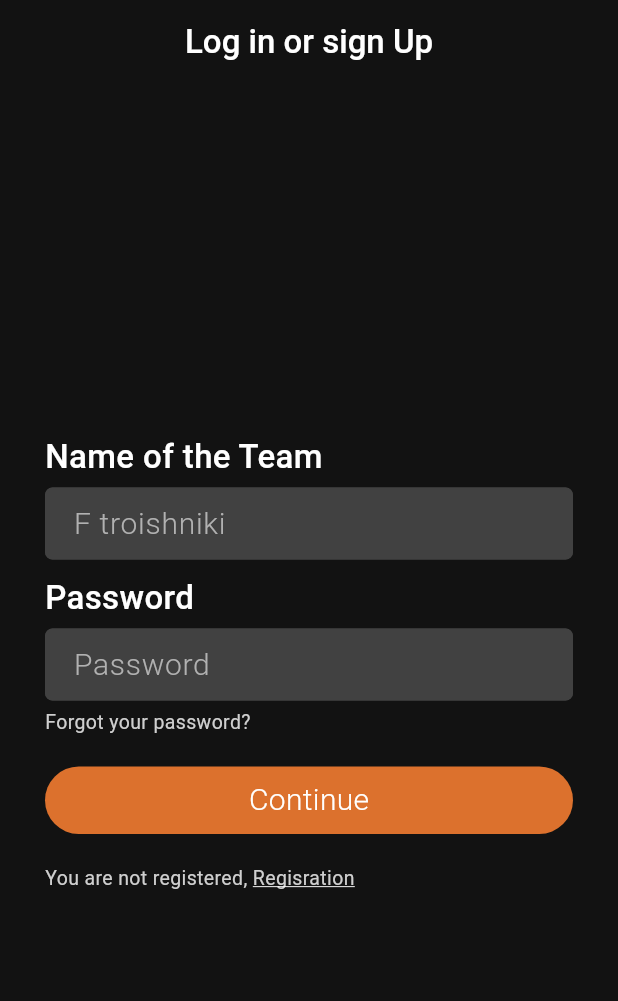
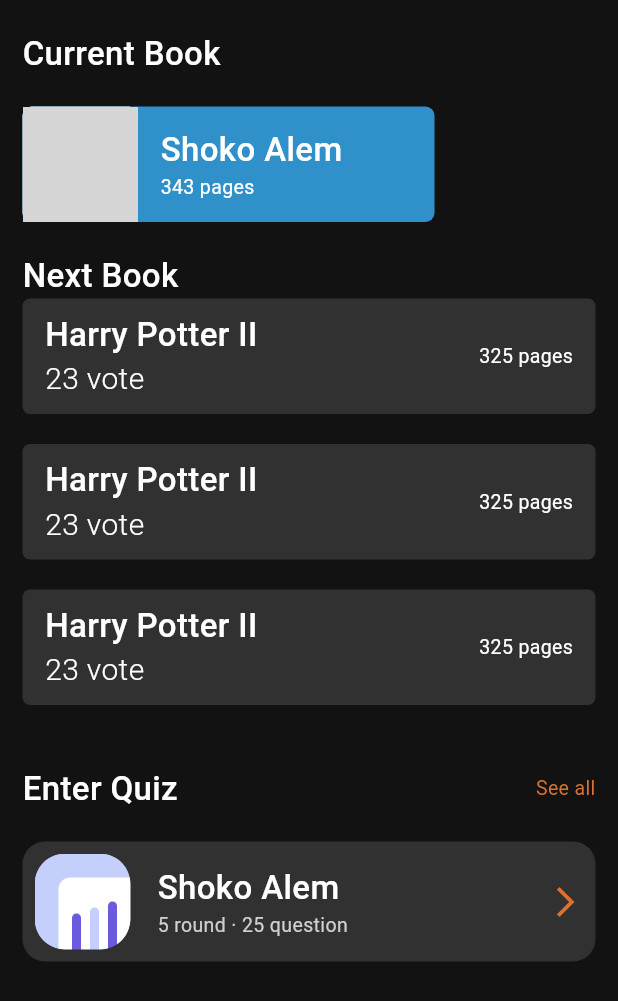
Before and after one commit to mynameisYera/bank-project, a Flutter app: the screen it shows after launch, on a phone screen of 412 x 824 dp. Shown: the top 1001 px of the screen. Run offline on Flutter 3.47's test engine with Material 3 defaults, Android fonts, the phone set to English and light mode, and no system bars; our stand-ins replace flutter_svg; grey boxes are pictures that could not be loaded.

Commit message:
half of main page is done

```diff
--- a/lib/main.dart
+++ b/lib/main.dart
@@ -1,4 +1,5 @@
 import 'package:flutter/material.dart';
+import 'package:gradus/src/features/main/presentation/main_page.dart';
 import 'package:gradus/src/features/unauth/presentation/log_in_page.dart';
 import 'package:gradus/src/features/unauth/presentation/sign_up_page.dart';
 
@@ -15,7 +16,7 @@ class MyApp extends StatelessWidget {
     return SafeArea(
       child: MaterialApp(
         debugShowCheckedModeBanner: false,
-        home: LogInPage(),
+        home: MainPage(),
       ),
     );
   }
--- a/lib/src/core/colors/app_colors.dart
+++ b/lib/src/core/colors/app_colors.dart
@@ -7,4 +7,8 @@ class AppColors {
   static const Color buttonColor = Color(0xffDC712D);
   //secondary section color
   static const Color sectionColor = Color(0xff161616);
+  //blue color
+  static const Color blueColor = Color(0xff3090C9);
+  //not black
+  static const Color notBlack = Color(0xff313131);
 }
--- a/lib/src/core/widgets/custom_appbar.dart
+++ b/lib/src/core/widgets/custom_appbar.dart
@@ -1,38 +1,44 @@
 import 'package:flutter/material.dart';
+import 'package:gradus/src/core/theme/text_theme.dart';
 
-import '../theme/text_theme.dart';
-
-class CustomAppbar extends StatelessWidget implements PreferredSizeWidget {
-  const CustomAppbar({
+class CustomAppBar extends StatelessWidget implements PreferredSizeWidget {
+  final String title;
+  final Color backgroundColor;
+  final List<Widget>? actions;
+  final bool popAble;
+  const CustomAppBar({
     super.key,
     required this.title,
-    required this.leadingIcon,
+    required this.backgroundColor,
+    this.actions,
+    required this.popAble,
   });
-  final String title;
-  final bool leadingIcon;
-
   @override
   Widget build(BuildContext context) {
     return AppBar(
-      leading: leadingIcon
-          ? IconButton(
-              onPressed: () {
-                Navigator.pop(context);
-              },
-              icon: const Icon(
-                Icons.arrow_back_ios_new_outlined,
-                color: Colors.white,
-              ))
-          : null,
-      backgroundColor: Colors.transparent,
       title: Text(
-        "Log in or sign Up",
+        title,
         style: TextStyles.headerText,
       ),
+      leading: popAble
+          ? IconButton(
+              icon: const Icon(
+                Icons.arrow_back_ios_new,
+                color: Colors.white,
+              ),
+              iconSize: 16,
+              onPressed: () {
+                Navigator.of(context).pop();
+              },
+            )
+          : const SizedBox(),
       centerTitle: true,
+      surfaceTintColor: backgroundColor,
+      backgroundColor: backgroundColor,
+      actions: actions,
     );
   }
 
   @override
-  Size get preferredSize => const Size(double.maxFinite, 60);
+  Size get preferredSize => const Size.fromHeight(kToolbarHeight);
 }
--- /dev/null
+++ b/lib/src/features/main/presentation/main_page.dart
@@ -0,0 +1,97 @@
+import 'package:flutter/material.dart';
+import 'package:gradus/src/core/colors/app_colors.dart';
+import 'package:gradus/src/core/theme/text_theme.dart';
+import 'package:gradus/src/features/main/widgets/current_book_widget.dart';
+import 'package:gradus/src/features/main/widgets/enter_quiz_widget.dart';
+import 'package:gradus/src/features/main/widgets/vote_tile_widget.dart';
+
+class MainPage extends StatelessWidget {
+  const MainPage({super.key});
+
+  @override
+  Widget build(BuildContext context) {
+    final List<Map<String, dynamic>> voteTile = [
+      {'bookName': 'Harry Potter II', 'page': 325, 'vote': 23},
+      {'bookName': 'Harry Potter II', 'page': 325, 'vote': 23},
+      {'bookName': 'Harry Potter II', 'page': 325, 'vote': 23},
+    ];
+
+    final Map<String, dynamic> currentBook = {
+      'bookName': 'Shoko Alem',
+      'page': 343,
+      'image': '',
+    };
+    return Scaffold(
+      backgroundColor: AppColors.mainColor,
+      body: SingleChildScrollView(
+        child: Padding(
+          padding: const EdgeInsets.symmetric(horizontal: 15),
+          child: Column(
+            crossAxisAlignment: CrossAxisAlignment.start,
+            children: [
+              SizedBox(
+                height: 20,
+              ),
+              Text(
+                'Current Book',
+                style: TextStyles.headerText,
+              ),
+              SizedBox(
+                height: 20,
+              ),
+              CurrentBookWidget(
+                bookName: currentBook['bookName'],
+                page: currentBook['page'],
+                image: currentBook['image'],
+              ),
+              SizedBox(
+                height: 20,
+              ),
+              Text(
+                'Next Book',
+                style: TextStyles.headerText,
+              ),
+              SizedBox(
+                height: (77 * 3) + (20 * 3),
+                child: ListView.builder(
+                    itemCount: voteTile.length,
+                    itemBuilder: (context, index) {
+                      return VoteTileWidget(
+                          bookName: voteTile[index]['bookName'],
+                          page: voteTile[index]['page'],
+                          vote: voteTile[index]['vote']);
+                    }),
+              ),
+              SizedBox(
+                height: 20,
+              ),
+              Row(
+                mainAxisAlignment: MainAxisAlignment.spaceBetween,
+                children: [
+                  Text(
+                    'Enter Quiz',
+                    style: TextStyles.headerText,
+                  ),
+                  Text(
+                    'See all',
+                    style: TextStyles.miniText
+                        .copyWith(color: AppColors.buttonColor),
+                  )
+                ],
+              ),
+              SizedBox(
+                height: 20,
+              ),
+              EnterQuizWidget(
+                bookName: currentBook['bookName'],
+                round: 5,
+                questions: 25,
+                image: 'assets/images/Frame.png',
+              )
+            ],
+          ),
+        ),
+      ),
+    );
+  }
+}
--- /dev/null
+++ b/lib/src/features/main/widgets/current_book_widget.dart
@@ -0,0 +1,56 @@
+import 'package:flutter/material.dart';
+import 'package:gradus/src/core/colors/app_colors.dart';
+import 'package:gradus/src/core/theme/text_theme.dart';
+
+class CurrentBookWidget extends StatelessWidget {
+  final String image;
+  final String bookName;
+  final int page;
+  const CurrentBookWidget(
+      {super.key,
+      required this.image,
+      required this.bookName,
+      required this.page});
+
+  @override
+  Widget build(BuildContext context) {
+    return Container(
+      width: MediaQuery.of(context).size.width / 1.5,
+      height: 77,
+      decoration: BoxDecoration(
+        color: AppColors.blueColor,
+        borderRadius: BorderRadius.circular(6),
+      ),
+      child: Row(
+        children: [
+          Container(
+            width: 77,
+            height: 77,
+            decoration: BoxDecoration(
+                color: Colors.white,
+                borderRadius: BorderRadius.circular(6),
+                image: DecorationImage(
+                    image: AssetImage(image), fit: BoxFit.cover)),
+          ),
+          SizedBox(
+            width: 15,
+          ),
+          Column(
+            mainAxisAlignment: MainAxisAlignment.center,
+            crossAxisAlignment: CrossAxisAlignment.start,
+            children: [
+              Text(
+                bookName,
+                style: TextStyles.headerText,
+              ),
+              Text(
+                '$page pages',
+                style: TextStyles.miniText.copyWith(color: Colors.white),
+              )
+            ],
+          )
+        ],
+      ),
+    );
+  }
+}
--- /dev/null
+++ b/lib/src/features/main/widgets/enter_quiz_widget.dart
@@ -0,0 +1,64 @@
+import 'package:flutter/material.dart';
+import 'package:gradus/src/core/colors/app_colors.dart';
+import 'package:gradus/src/core/theme/text_theme.dart';
+
+class EnterQuizWidget extends StatelessWidget {
+  final String bookName;
+  final int round;
+  final int questions;
+  final String image;
+  const EnterQuizWidget(
+      {super.key,
+      required this.image,
+      required this.bookName,
+      required this.round,
+      required this.questions});
+
+  @override
+  Widget build(BuildContext context) {
+    return Container(
+      width: double.infinity,
+      height: 80,
+      decoration: BoxDecoration(
+          color: AppColors.notBlack, borderRadius: BorderRadius.circular(15)),
+      child: Padding(
+        padding: const EdgeInsets.symmetric(horizontal: 8.0),
+        child: Row(
+          crossAxisAlignment: CrossAxisAlignment.center,
+          children: [
+            Container(
+              width: 64,
+              height: 64,
+              decoration: BoxDecoration(
+                  borderRadius: BorderRadius.circular(20),
+                  image: DecorationImage(
+                      image: AssetImage(image), fit: BoxFit.cover)),
+            ),
+            SizedBox(
+              width: 18,
+            ),
+            Column(
+              crossAxisAlignment: CrossAxisAlignment.start,
+              mainAxisAlignment: MainAxisAlignment.center,
+              children: [
+                Text(
+                  bookName,
+                  style: TextStyles.headerText,
+                ),
+                Text(
+                  '$round round · $questions question',
+                  style: TextStyles.miniText,
+                )
+              ],
+            ),
+            Expanded(child: SizedBox()),
+            Icon(
+              Icons.arrow_forward_ios,
+              color: AppColors.buttonColor,
+            )
+          ],
+        ),
+      ),
+    );
+  }
+}
--- /dev/null
+++ b/lib/src/features/main/widgets/vote_tile_widget.dart
@@ -0,0 +1,58 @@
+import 'package:flutter/material.dart';
+import 'package:gradus/src/core/colors/app_colors.dart';
+import 'package:gradus/src/core/theme/text_theme.dart';
+
+class VoteTileWidget extends StatefulWidget {
+  final String bookName;
+  final int page;
+  final int vote;
+  const VoteTileWidget(
+      {super.key,
+      required this.bookName,
+      required this.page,
+      required this.vote});
+
+  @override
+  State<VoteTileWidget> createState() => _VoteTileWidgetState();
+}
+
+class _VoteTileWidgetState extends State<VoteTileWidget> {
+  @override
+  Widget build(BuildContext context) {
+    return Padding(
+      padding: const EdgeInsets.only(bottom: 20.0),
+      child: Container(
+        width: double.infinity,
+        height: 77,
+        decoration: BoxDecoration(
+            color: AppColors.notBlack, borderRadius: BorderRadius.circular(5)),
+        child: Padding(
+          padding: const EdgeInsets.symmetric(horizontal: 15.0),
+          child: Row(
+            mainAxisAlignment: MainAxisAlignment.spaceBetween,
+            children: [
+              Column(
+                crossAxisAlignment: CrossAxisAlignment.start,
+                mainAxisAlignment: MainAxisAlignment.center,
+                children: [
+                  Text(
+                    widget.bookName,
+                    style: TextStyles.headerText,
+                  ),
+                  Text(
+                    '${widget.vote} vote',
+                    style: TextStyles.simpleText.copyWith(color: Colors.white),
+                  )
+                ],
+              ),
+              Text(
+                '${widget.page} pages',
+                style: TextStyles.miniText.copyWith(color: Colors.white),
+              )
+            ],
+          ),
+        ),
+      ),
+    );
+  }
+}
--- a/lib/src/features/unauth/presentation/log_in_page.dart
+++ b/lib/src/features/unauth/presentation/log_in_page.dart
@@ -29,8 +29,11 @@ class _LogInPageState extends State<LogInPage> {
   Widget build(BuildContext context) {
     return Scaffold(
       backgroundColor: AppColors.mainColor,
-      appBar:
-          const CustomAppbar(title: 'Log in or sign Up', leadingIcon: false),
+      appBar: const CustomAppBar(
+        title: 'Log in or sign Up',
+        backgroundColor: AppColors.mainColor,
+        popAble: false,
+      ),
       body: Center(
         child: Padding(
           padding: const EdgeInsets.symmetric(horizontal: 30),
--- a/lib/src/features/unauth/presentation/sign_up_page.dart
+++ b/lib/src/features/unauth/presentation/sign_up_page.dart
@@ -38,7 +38,11 @@ class _SignUpPageState extends State<SignUpPage> {
   Widget build(BuildContext context) {
     return Scaffold(
       backgroundColor: AppColors.mainColor,
-      appBar: const CustomAppbar(title: 'Finish signing up', leadingIcon: true),
+      appBar: const CustomAppBar(
+        title: 'Finish signing up',
+        backgroundColor: AppColors.mainColor,
+        popAble: true,
+      ),
       body: SingleChildScrollView(
         child: Center(
           child: Padding(
--- a/pubspec.yaml
+++ b/pubspec.yaml
@@ -25,6 +25,7 @@ flutter:
 
   assets:
     - assets/icons/google_icon.png
+    - assets/images/Frame.png
   # fonts:
   #   - family: Schyler
   #     fonts:
```
Also changed, not shown: assets/images/Frame.png (added).
